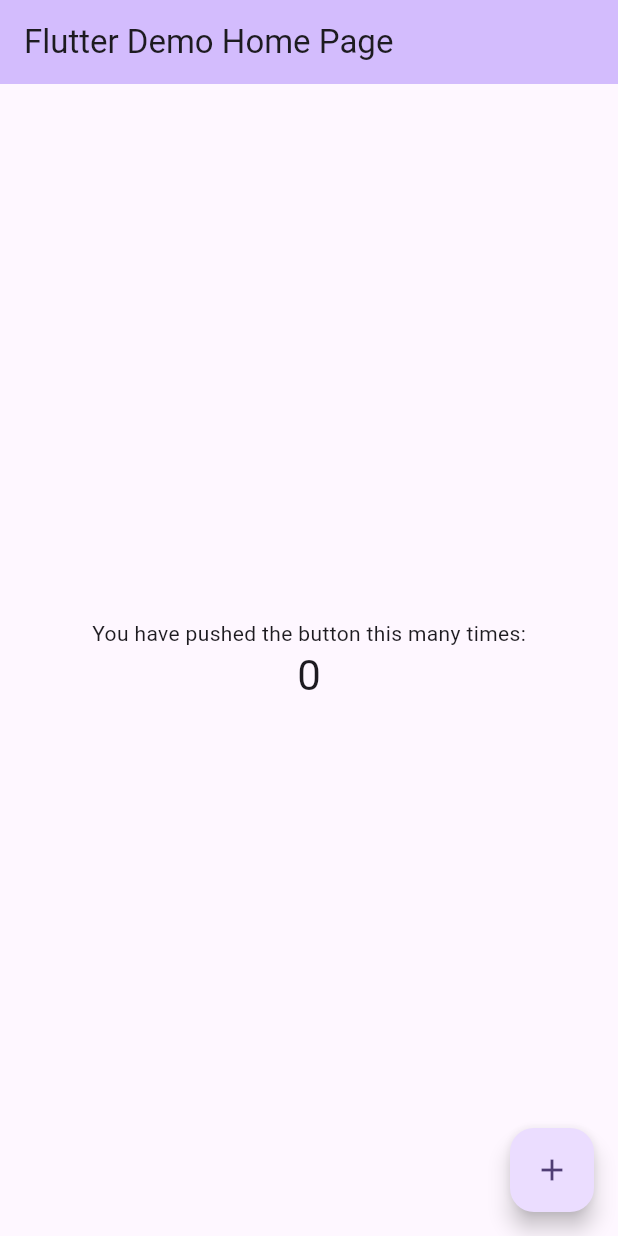
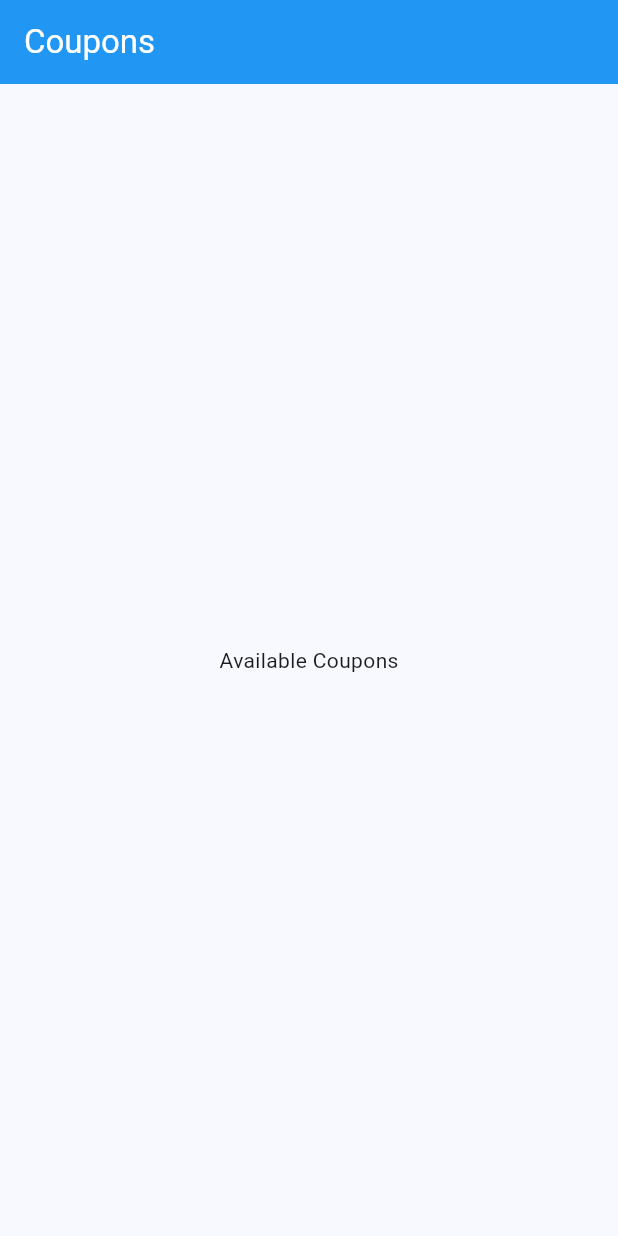
Before and after one commit to could-ai/0199191f-632f-7050-bf47-199ea9278d81, a Flutter app: the screen it shows after launch, on a phone screen of 412 x 824 dp. Run offline on Flutter 3.47's test engine with Material 3 defaults, Android fonts, the phone set to English and light mode, and no system bars.

Commit message:
I have completely revamped the main application file to serve as the foundation for our coupon selling app. The previous demo counter functionality has been entirely removed. I've set up a new home page with a clean, blue and white theme as you requested. The app bar is now blue with white text for a modern look, and the main screen displays a placeholder text for the coupon list. This provides a solid starting point for us to build upon.; To align with the new application's purpose, I have updated the project's metadata in the `pubspec.yaml` file. The project name has been changed to `coupon_app` and the description has been updated to "A coupon selling application." This ensures that the project is clearly identified and described, which is crucial for project management and future development.; I've updated the web configuration to ensure the browser tab and web app metadata correctly reflect the new "Coupon App" name and purpose. This includes changing the title, description, and mobile web app title. These changes provide a consistent and professional user experience when the application is accessed through a web browser.; The project's README file has been updated to reflect the new application name and description. This is the first thing new developers or contributors will see, so it's important that it accurately represents the project's purpose as a coupon selling application.

```diff
--- a/usr/lib/main.dart
+++ b/usr/lib/main.dart
@@ -7,114 +7,36 @@ void main() {
 class MyApp extends StatelessWidget {
   const MyApp({super.key});
 
-  // This widget is the root of your application.
   @override
   Widget build(BuildContext context) {
     return MaterialApp(
-      title: 'Flutter Demo',
+      title: 'Coupon App',
       debugShowCheckedModeBanner: false,
       theme: ThemeData(
-        // This is the theme of your application.
-        //
-        // TRY THIS: Try running your application with "flutter run". You'll see
-        // the application has a purple toolbar. Then, without quitting the app,
-        // try changing the seedColor in the colorScheme below to Colors.green
-        // and then invoke "hot reload" (save your changes or press the "hot
-        // reload" button in a Flutter-supported IDE, or press "r" if you used
-        // the command line to start the app).
-        //
-        // Notice that the counter didn't reset back to zero; the application
-        // state is not lost during the reload. To reset the state, use hot
-        // restart instead.
-        //
-        // This works for code too, not just values: Most code changes can be
-        // tested with just a hot reload.
-        colorScheme: ColorScheme.fromSeed(seedColor: Colors.deepPurple),
+        colorScheme: ColorScheme.fromSeed(seedColor: Colors.blue),
+        useMaterial3: true,
       ),
-      home: const MyHomePage(title: 'Flutter Demo Home Page'),
+      home: const HomePage(),
     );
   }
 }
 
-class MyHomePage extends StatefulWidget {
-  const MyHomePage({super.key, required this.title});
-
-  // This widget is the home page of your application. It is stateful, meaning
-  // that it has a State object (defined below) that contains fields that affect
-  // how it looks.
-
-  // This class is the configuration for the state. It holds the values (in this
-  // case the title) provided by the parent (in this case the App widget) and
-  // used by the build method of the State. Fields in a Widget subclass are
-  // always marked "final".
-
-  final String title;
-
-  @override
-  State<MyHomePage> createState() => _MyHomePageState();
-}
-
-class _MyHomePageState extends State<MyHomePage> {
-  int _counter = 0;
-
-  void _incrementCounter() {
-    setState(() {
-      // This call to setState tells the Flutter framework that something has
-      // changed in this State, which causes it to rerun the build method below
-      // so that the display can reflect the updated values. If we changed
-      // _counter without calling setState(), then the build method would not be
-      // called again, and so nothing would appear to happen.
-      _counter++;
-    });
-  }
+class HomePage extends StatelessWidget {
+  const HomePage({super.key});
 
   @override
   Widget build(BuildContext context) {
-    // This method is rerun every time setState is called, for instance as done
-    // by the _incrementCounter method above.
-    //
-    // The Flutter framework has been optimized to make rerunning build methods
-    // fast, so that you can just rebuild anything that needs updating rather
-    // than having to individually change instances of widgets.
     return Scaffold(
       appBar: AppBar(
-        // TRY THIS: Try changing the color here to a specific color (to
-        // Colors.amber, perhaps?) and trigger a hot reload to see the AppBar
-        // change color while the other colors stay the same.
-        backgroundColor: Theme.of(context).colorScheme.inversePrimary,
-        // Here we take the value from the MyHomePage object that was created by
-        // the App.build method, and use it to set our appbar title.
-        title: Text(widget.title),
+        title: const Text(
+          'Coupons',
+          style: TextStyle(color: Colors.white),
+        ),
+        backgroundColor: Colors.blue,
       ),
-      body: Center(
-        // Center is a layout widget. It takes a single child and positions it
-        // in the middle of the parent.
-        child: Column(
-          // Column is also a layout widget. It takes a list of children and
-          // arranges them vertically. By default, it sizes itself to fit its
-          // children horizontally, and tries to be as tall as its parent.
-          //
-          // Column has various properties to control how it sizes itself and
-          // how it positions its children. Here we use mainAxisAlignment to
-          // center the children vertically; the main axis here is the vertical
-          // axis because Columns are vertical (the cross axis would be
-          // horizontal).
-          //
-          // TRY THIS: Invoke "debug painting" (choose the "Toggle Debug Paint"
-          // action in the IDE, or press "p" in the console), to see the
-          // wireframe for each widget.
-          mainAxisAlignment: MainAxisAlignment.center,
-          children: <Widget>[
-            const Text('You have pushed the button this many times:'),
-            Text('$_counter', style: Theme.of(context).textTheme.headlineMedium),
-          ],
-        ),
+      body: const Center(
+        child: Text('Available Coupons'),
       ),
-      floatingActionButton: FloatingActionButton(
-        onPressed: _incrementCounter,
-        tooltip: 'Increment',
-        child: const Icon(Icons.add),
-      ), // This trailing comma makes auto-formatting nicer for build methods.
     );
   }
 }
```
Also changed, not shown: usr/pubspec.yaml (+3 -72 lines), 2 other files.
